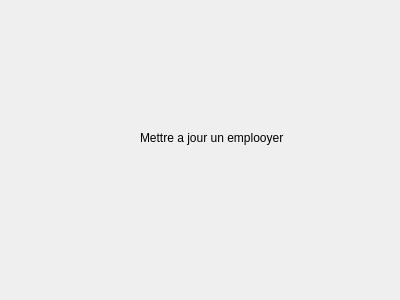
Above: ui/updateemployedialog.ui from eliphanio/Gestion-d-employer-et-de-paie before the change. Below: the same form after it.
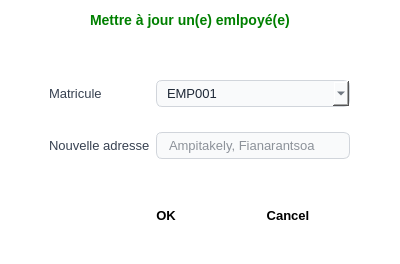
That is the form after the change.

Commit message: design dialog

What changed in the file:
```diff
--- a/ui/updateemployedialog.ui
+++ b/ui/updateemployedialog.ui
@@ -7,23 +7,164 @@
     <x>0</x>
     <y>0</y>
     <width>400</width>
-    <height>300</height>
+    <height>264</height>
    </rect>
   </property>
   <property name="windowTitle">
    <string>Dialog</string>
   </property>
-  <widget class="QLabel" name="label">
+  <property name="styleSheet">
+   <string notr="true">QDialog {
+    background-color: #FFFFFF;
+}
+
+QLineEdit, QComboBox {
+    border: 1px solid #D1D5DB;
+    background-color: #F9FAFB;
+    border-radius: 6px;
+    padding: 4px 10px;
+    color: #1F2937;
+    font-size: 13px;
+    selection-background-color: #2563EB;
+}
+
+QLineEdit:hover, QComboBox:hover {
+    border: 1px solid #94A3B8;
+}
+
+QLineEdit:focus, QComboBox:focus {
+    border: 1px solid #2563EB;
+    background-color: #FFFFFF;
+}
+
+QLineEdit:disabled, QComboBox:disabled {
+    background-color: #F3F4F6;
+    color: #9CA3AF;
+    border: 1px solid #E5E7EB;
+}
+
+QLabel {
+    color: #374151;
+    font-size: 13px;
+    background-color: transparent;
+}</string>
+  </property>
+  <widget class="QWidget" name="formLayoutWidget">
    <property name="geometry">
     <rect>
-     <x>140</x>
-     <y>130</y>
-     <width>191</width>
-     <height>16</height>
+     <x>49</x>
+     <y>80</y>
+     <width>301</width>
+     <height>101</height>
     </rect>
+   </property>
+   <layout class="QFormLayout" name="formLayout">
+    <property name="verticalSpacing">
+     <number>25</number>
+    </property>
+    <item row="0" column="0">
+     <widget class="QLabel" name="matriculeLabel">
+      <property name="text">
+       <string>Matricule</string>
+      </property>
+     </widget>
+    </item>
+    <item row="0" column="1">
+     <widget class="QComboBox" name="matriculeComboBox">
+      <property name="placeholderText">
+       <string>EMP001</string>
+      </property>
+     </widget>
+    </item>
+    <item row="1" column="0">
+     <widget class="QLabel" name="nouvelleAdresseLabel">
+      <property name="text">
+       <string>Nouvelle adresse</string>
+      </property>
+     </widget>
+    </item>
+    <item row="1" column="1">
+     <widget class="QLineEdit" name="nouvelleAdresseLineEdit">
+      <property name="placeholderText">
+       <string>Ampitakely, Fianarantsoa</string>
+      </property>
+     </widget>
+    </item>
+   </layout>
+  </widget>
+  <widget class="QDialogButtonBox" name="buttonBox">
+   <property name="geometry">
+    <rect>
+     <x>85</x>
+     <y>200</y>
+     <width>261</width>
+     <height>31</height>
+    </rect>
+   </property>
+   <property name="styleSheet">
+    <string notr="true">QDialogButtonBox {
+    background-color: transparent;
+    border: none;
+    padding: 10px 0px;
+}
+
+QDialogButtonBox QPushButton {
+    min-width: 100px;
+    min-height: 20px;
+    padding: 4px 8px;
+    border-radius: 6px;
+    font-size: 13px;
+    font-weight: 600;
+    border: none;
+}
+
+/* Bouton OK */
+QDialogButtonBox QPushButton[text=&quot;OK&quot;] {
+	
+	background-color: rgb(85, 170, 0);
+    color: white;
+}
+
+QDialogButtonBox QPushButton[text=&quot;OK&quot;]:hover {
+   
+	background-color: rgb(0, 170, 0);
+}
+
+
+/* Bouton Annuler */
+QDialogButtonBox QPushButton[text=&quot;Cancel&quot;] {
+    background-color: #E5E7EB;
+    color: #374151;
+}
+
+QDialogButtonBox QPushButton[text=&quot;Cancel&quot;]:hover {
+    background-color: #D1D5DB;
+}
+
+QDialogButtonBox QPushButton:pressed {
+    padding-top: 10px;
+}</string>
+   </property>
+   <property name="standardButtons">
+    <set>QDialogButtonBox::StandardButton::Cancel|QDialogButtonBox::StandardButton::Ok</set>
+   </property>
+  </widget>
+  <widget class="QLabel" name="label_2">
+   <property name="geometry">
+    <rect>
+     <x>90</x>
+     <y>10</y>
+     <width>211</width>
+     <height>20</height>
+    </rect>
+   </property>
+   <property name="styleSheet">
+    <string notr="true">color: green;
+font-weight: bold;
+font-size: 14px;</string>
    </property>
    <property name="text">
-    <string>Mettre a jour un emplooyer</string>
+    <string>Mettre à jour un(e) emlpoyé(e)</string>
    </property>
   </widget>
  </widget>
```
Left out of the diff: 2 changed lines with no effect on the pictures. The commit also changes 6 other files.
